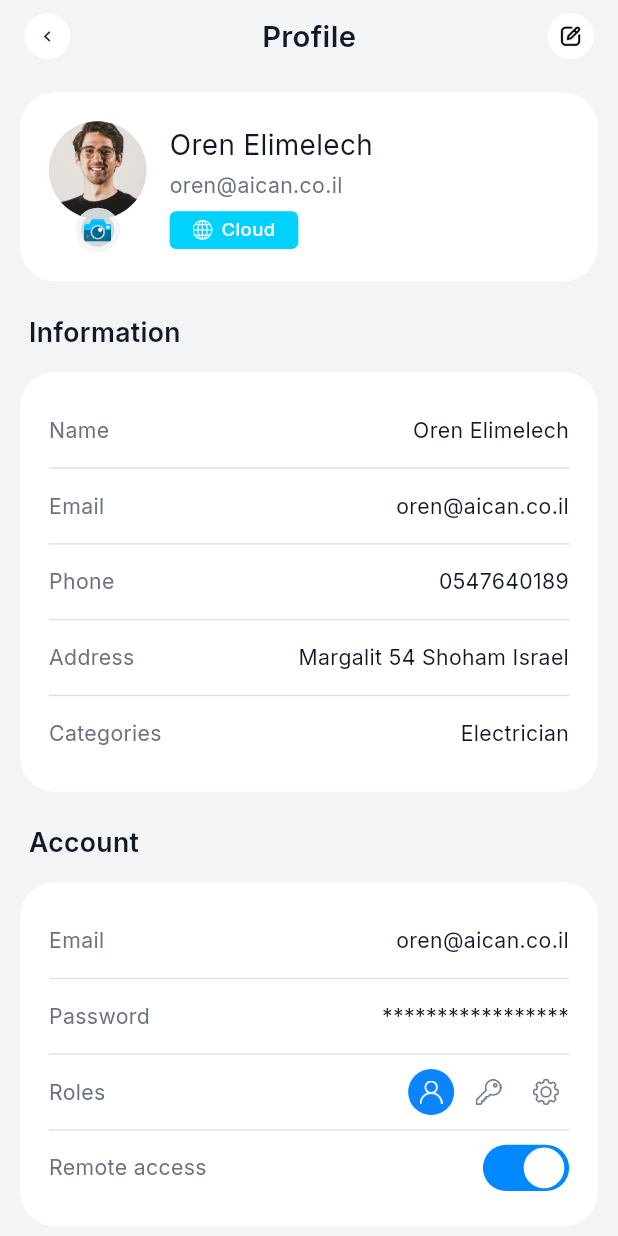
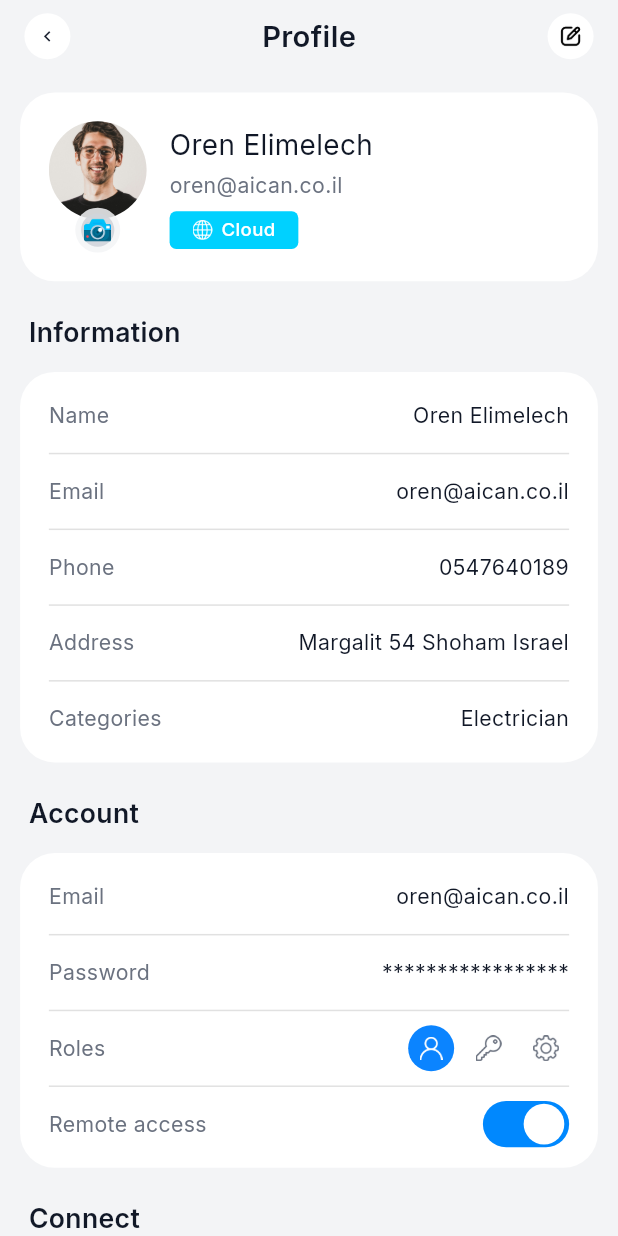
Before and after one commit to nizam-app/the_demo_app, a Flutter app: the HomeScreen screen opened by its route, in the side drawer, after a tap on "Profile", on a phone screen of 412 x 824 dp. Run offline on Flutter 3.47's test engine with Material 3 defaults, Android fonts, the light colour scheme and no system bars; our stand-ins replace cached_network_image, flutter_cache_manager, flutter_riverpod, flutter_screenutil, get, go_router and 3 more; accounts and stored records are empty; project files that could hold a hidden picture were left out.

Commit message:
fixing solove

```diff
--- a/lib/features/home/screen/home_screen.dart
+++ b/lib/features/home/screen/home_screen.dart
@@ -308,15 +308,15 @@ Widget _buildShadingControl({
 
                   Image.asset(
                     'assets/Group 32.jpg', // down icon
-                    width: 16.w,
-                    height: 16.w,
+                    width: 12.w,
+                    height: 19.h,
                     fit: BoxFit.contain,
                   ),
                   SizedBox(width: 4.w),
                   Text(
                     '$downPercent%',
                     style: TextStyle(
-                      fontSize: 16.sp,
+                      fontSize: 14.sp,
                       fontWeight: FontWeight.w700,
                       color: const Color(0xFF111827),
                     ),
@@ -326,15 +326,15 @@ Widget _buildShadingControl({
 
                   Image.asset(
                     'assets/Vector 4.jpg', // up icon
-                    width: 16.w,
-                    height: 16.w,
+                    width: 10.w,
+                    height: 19.h,
                     fit: BoxFit.contain,
                   ),
                   SizedBox(width: 4.w),
                   Text(
                     '$upPercent%',
                     style: TextStyle(
-                      fontSize: 16.sp,
+                      fontSize: 14.sp,
                       fontWeight: FontWeight.w700,
                       color: const Color(0xFF111827),
                     ),
@@ -351,18 +351,18 @@ Widget _buildShadingControl({
       Align(
   alignment: Alignment.bottomCenter, // ✅ moves circles to bottom like image
   child: Padding(
-    padding: EdgeInsets.only(bottom: 6.h), // ✅ fine-tune bottom position
+    padding: EdgeInsets.only(bottom: 6.h,right: 10.w), // ✅ fine-tune bottom position
     child: Row(
       mainAxisSize: MainAxisSize.min,
       children: [
         _CircleBtn(
-          size: 44.w,
-          child: Icon(Icons.expand_more, size: 26.sp, color: const Color(0xFF111827)),
+          size: 35.w,
+          child: Icon(Icons.expand_more, size: 19.sp, color: const Color(0xFF111827)),
         ),
         SizedBox(width: 14.w),
         _CircleBtn(
-          size: 44.w,
-          child: Icon(Icons.expand_less, size: 26.sp, color: const Color(0xFF111827)),
+          size: 35.w,
+          child: Icon(Icons.expand_less, size: 19.sp, color: const Color(0xFF111827)),
         ),
       ],
     ),
@@ -554,7 +554,7 @@ Widget _buildThermostatCard({required String mode, required bool filled}) {
                     child: Text(
                       '24.6°c',
                       style: TextStyle(
-                        fontSize: 13.sp,
+                        fontSize: 14.sp,
                         fontWeight: FontWeight.w700,
                         color: const Color(0xFF111827),
                       ),
@@ -731,8 +731,8 @@ Widget _buildThermostatCard({required String mode, required bool filled}) {
           Text(
             status,
             style: TextStyle(
-              fontSize: 12.sp,
-              fontWeight: FontWeight.w700,
+              fontSize: 14.sp,
+              fontWeight: FontWeight.w600,
               color: const Color(0xFF111827),
             ),
           ),
@@ -1114,7 +1114,7 @@ class _LightDimmerCard extends StatelessWidget {
                     '${(percent * 100).round()}%',
                     style: TextStyle(
                       fontSize: 14.sp,
-                      fontWeight: FontWeight.w700,
+                      fontWeight: FontWeight.w600,
                       color: const Color(0xFF111827),
                     ),
                   ),
@@ -1253,7 +1253,7 @@ class _ThermostatCard extends StatelessWidget {
                   _CircleBtn(child: Icon(Icons.remove, size: 18.sp)),
                   Text(
                     '${value.toStringAsFixed(1)}°c',
-                    style: TextStyle(fontSize: 12.sp, fontWeight: FontWeight.w700, color: const Color(0xFF111827)),
+                    style: TextStyle(fontSize: 14.sp, fontWeight: FontWeight.w600, color: const Color(0xFF111827)),
                   ),
                   _CircleBtn(child: Icon(Icons.add, size: 18.sp)),
                 ],
@@ -1325,26 +1325,26 @@ class _BlindCard extends StatelessWidget {
                       SizedBox(width: 6.w),
                       Image.asset(
                         'assets/Group 32.jpg',
-                        width: 14.w,
-                        height: 14.w,
+                        width: 12.w,
+                        height: 19.h,
                         fit: BoxFit.contain,
                       ),
                       SizedBox(width: 3.w),
                       Text(
                         '$downPercent%',
-                        style: TextStyle(fontSize: 11.sp, fontWeight: FontWeight.w700, color: const Color(0xFF111827)),
+                        style: TextStyle(fontSize: 14.sp, fontWeight: FontWeight.w600, color: const Color(0xFF111827)),
                       ),
                       SizedBox(width: 6.w),
                       Image.asset(
                         'assets/Vector 4.jpg',
-                        width: 14.w,
-                        height: 14.w,
+                        width: 11.w,
+                        height: 10.h,
                         fit: BoxFit.contain,
                       ),
                       SizedBox(width: 3.w),
                       Text(
                         '$upPercent%',
-                        style: TextStyle(fontSize: 11.sp, fontWeight: FontWeight.w700, color: const Color(0xFF111827)),
+                        style: TextStyle(fontSize: 14.sp, fontWeight: FontWeight.w600, color: const Color(0xFF111827)),
                       ),
                       SizedBox(width: 6.w),
                       _CircleBtn(child: Icon(Icons.keyboard_arrow_up, size: 18.sp)),
@@ -1407,7 +1407,7 @@ class _ToggleCard extends StatelessWidget {
                 children: [
                   Text(
                     isOn ? 'On' : 'Off',
-                    style: TextStyle(fontSize: 12.sp, fontWeight: FontWeight.w700, color: const Color(0xFF111827)),
+                    style: TextStyle(fontSize: 14.sp, fontWeight: FontWeight.w600, color: const Color(0xFF111827)),
                   ),
                   Switch(
                     value: isOn,
@@ -1585,75 +1585,6 @@ class _FavoritesRow extends StatelessWidget {
 }
 
 // ---------------------------
-// Shading tile
-// ---------------------------
-class _ShadingTile extends StatelessWidget {
-  const _ShadingTile({required this.mode, required this.modeFilled});
-
-  final String mode;
-  final bool modeFilled;
-
-  @override
-  Widget build(BuildContext context) {
-    return Container(
-      height: 78.h,
-      decoration: BoxDecoration(
-        color: const Color(0xFFF3F4F6),
-        borderRadius: BorderRadius.circular(24.r),
-      ),
-      padding: EdgeInsets.symmetric(horizontal: 14.w, vertical: 12.h),
-      child: Row(
-        children: [
-          Container(
-            width: 42.w,
-            height: 42.w,
-            decoration: BoxDecoration(
-              borderRadius: BorderRadius.circular(14.r),
-              gradient: const LinearGradient(
-                begin: Alignment.topLeft,
-                end: Alignment.bottomRight,
-                colors: [Color(0xFF15DFFE), Color(0xFF0088FE)],
-              ),
-            ),
-          ),
-          SizedBox(width: 12.w),
-          Expanded(
-            child: Column(
-              crossAxisAlignment: CrossAxisAlignment.start,
-              children: [
-                Text(
-                  'Blind Living Room south window upside right',
-                  style: TextStyle(fontSize: 13.sp, color: const Color(0xFF111827)),
-                  maxLines: 1,
-                  overflow: TextOverflow.ellipsis,
-                ),
-                SizedBox(height: 8.h),
-                Row(
-                  children: [
-                    _ModeBadge(mode: mode, filled: modeFilled),
-                    SizedBox(width: 10.w),
-                    Icon(Icons.arrow_downward, size: 20.sp),
-                    SizedBox(width: 4.w),
-                    Text('100%', style: TextStyle(fontSize: 14.sp, fontWeight: FontWeight.w700)),
-                    SizedBox(width: 10.w),
-                    Icon(Icons.volume_up_outlined, size: 18.sp),
-                    SizedBox(width: 4.w),
-                    Text('50%', style: TextStyle(fontSize: 14.sp, fontWeight: FontWeight.w700)),
-                  ],
-                ),
-              ],
-            ),
-          ),
-          _CircleBtn(child: Icon(Icons.keyboard_arrow_down, size: 13.sp)),
-          SizedBox(width: 10.w),
-          _CircleBtn(child: Icon(Icons.keyboard_arrow_up, size: 13.sp)),
-        ],
-      ),
-    );
-  }
-}
-
-// ---------------------------
 // Chart card
 // ---------------------------
 class _ChartCard extends StatefulWidget {
--- a/lib/features/nav_bar/screen/custom_bottom_nav_bar.dart
+++ b/lib/features/nav_bar/screen/custom_bottom_nav_bar.dart
@@ -29,7 +29,7 @@ class CustomBottomNavBar extends StatelessWidget {
           topRight: Radius.circular(18.r),
         ),
         child: Container(
-          height: 86.h,
+          height: 75.h,
           decoration: BoxDecoration(
             color: Colors.white.withOpacity(.95),
             border: const Border(top: BorderSide(color: Color(0xFFE5E7EB), width: 1)),
@@ -66,9 +66,7 @@ class CustomBottomNavBar extends StatelessWidget {
                   // ✅ Items
                   Align(
                     alignment: Alignment.bottomCenter,
-                    child: Padding(
-                      padding: EdgeInsets.only(bottom: 10.h, top: 16.h),
-                      child: Row(
+                    child: Row(
                         mainAxisAlignment: MainAxisAlignment.spaceAround,
                         children: List.generate(items.length, (i) {
                           final isSelected = i == selectedIndex;
@@ -85,7 +83,7 @@ class CustomBottomNavBar extends StatelessWidget {
                             ),
                           );
                         }),
-                      ),
+
                     ),
                   ),
                 ],
@@ -173,10 +171,10 @@ class BottomNavItem extends StatelessWidget {
                       top: -6.h,
                       right: -6.w,
                       child: Container(
-                        padding: EdgeInsets.symmetric(horizontal: 6.w, vertical: 2.h),
+                        padding: EdgeInsets.symmetric(horizontal: 6.w, vertical: 4.h),
                         decoration: BoxDecoration(
-                          color: const Color(0xFFE11D48),
-                          borderRadius: BorderRadius.circular(99.r),
+                          color: const Color(0xFfFE019A),
+                          borderRadius: BorderRadius.circular(18.r),
                           border: Border.all(color: Colors.white, width: 2.w),
                         ),
                         child: Text(
@@ -209,6 +207,12 @@ class BottomNavItem extends StatelessWidget {
               label,
               maxLines: 1,
               overflow: TextOverflow.ellipsis,
+              style: TextStyle(
+                fontSize: 9.sp,
+                fontWeight: FontWeight.w600,
+                color: isSelected ? const Color(0xFF0088FE) : const Color(0xFF111827),
+              ),
+
             ),
           ),
         ],
--- a/lib/features/profile/screen/profile_screen.dart
+++ b/lib/features/profile/screen/profile_screen.dart
@@ -197,7 +197,7 @@ class _ProfileScreenState extends State<ProfileScreen> {
                           icon: Image.asset(
                             'assets/apple.png',
                             width: 32.w,
-                            height: 32.w,
+                            height: 32.h,
                             fit: BoxFit.contain,
                           ),
                         ),
@@ -206,8 +206,8 @@ class _ProfileScreenState extends State<ProfileScreen> {
                           label: 'Google',
                           icon: Image.asset(
                             'assets/google.png',
-                            width: 32.w,
-                            height: 32.w,
+                            width: 29.w,
+                            height: 29.h,
                             fit: BoxFit.contain,
                           ),
                         ),
@@ -452,7 +452,7 @@ class _CardList extends StatelessWidget {
   Widget build(BuildContext context) {
     return Container(
       width: double.infinity,
-      padding: EdgeInsets.symmetric(vertical: 16.h),
+      padding: EdgeInsets.symmetric(vertical: 5.h),
       decoration: BoxDecoration(
         color: Colors.white,
         borderRadius: BorderRadius.circular(26.r),
@@ -735,7 +735,8 @@ class _ConnectItem extends StatelessWidget {
           label,
           style: TextStyle(
             fontSize: 16.sp,
-            fontWeight: FontWeight.w400,
+
+            fontWeight: FontWeight.w500,
             color: const Color(0xFF111827),
           ),
         ),
@@ -744,7 +745,7 @@ class _ConnectItem extends StatelessWidget {
           '+',
           style: TextStyle(
             fontSize: 36.sp,
-            fontWeight: FontWeight.w200,
+            fontWeight: FontWeight.w100,
             height: 1,
             color: const Color(0xFF111827),
           ),
```
Also changed, not shown: pubspec.lock, 1 other file.
